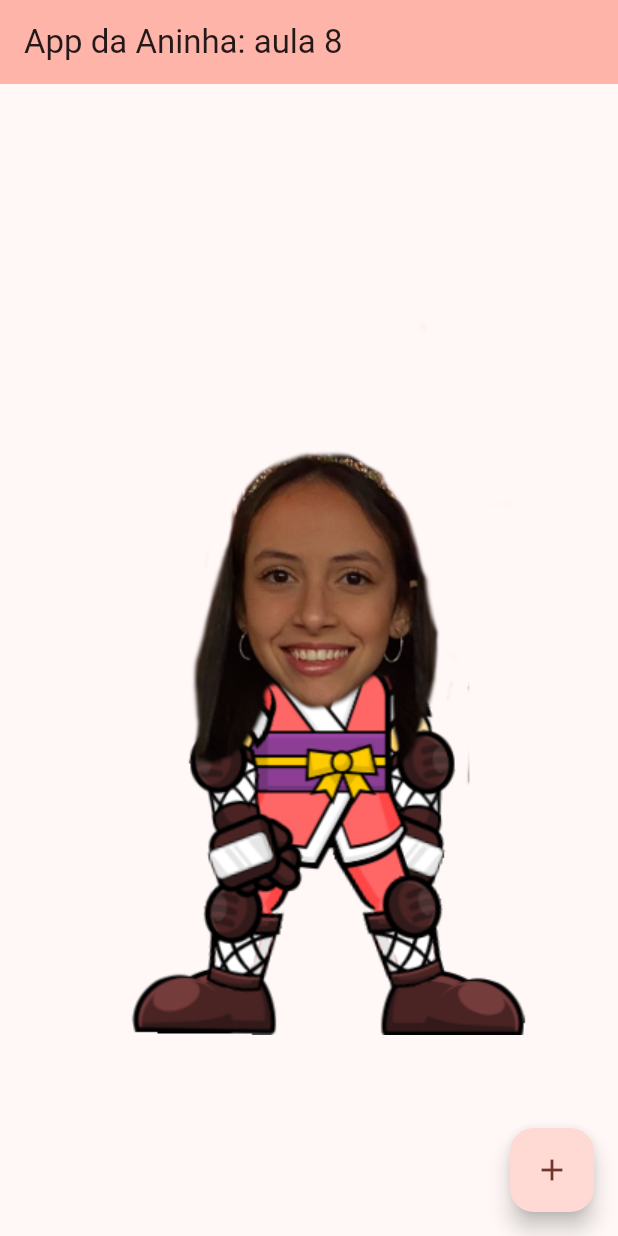
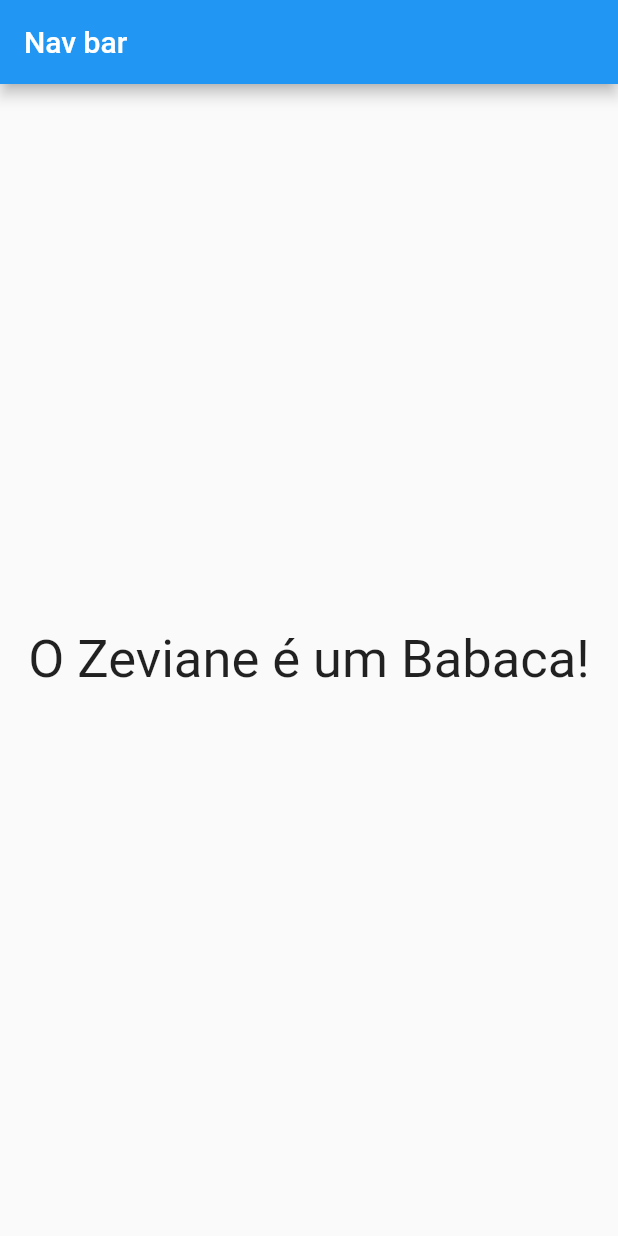
Before and after one commit to josevictormoreno/flutter-curso, a Flutter app: the screen it shows after launch, on a phone screen of 412 x 824 dp. Run offline on Flutter 3.47's test engine with Material 2 defaults, Android fonts, the phone set to English and light mode, and no system bars.

Commit message:
Cria main do zero, e corrige path do readme

```diff
--- a/my_app/lib/main.dart
+++ b/my_app/lib/main.dart
@@ -3,68 +3,33 @@ import 'package:flutter/material.dart';
 void main() {
   runApp(const MyApp());
 }
-// Aula de widgets numero 8
 
 class MyApp extends StatelessWidget {
   const MyApp({super.key});
 
   @override
   Widget build(BuildContext context) {
-    return MaterialApp(
-      title: 'Flutter Demo',
-      theme: ThemeData(
-        colorScheme: ColorScheme.fromSeed(seedColor: Colors.red),
-        useMaterial3: true,
-      ),
-      home: const MyHomePage(title: 'App da Aninha: aula 8'),
+    return const MaterialApp(
+      home: HomePage(),
     );
   }
 }
 
-class MyHomePage extends StatefulWidget {
-  const MyHomePage({super.key, required this.title});
-
-  final String title;
-
-  @override
-  State<MyHomePage> createState() => _MyHomePageState();
-}
-
-class _MyHomePageState extends State<MyHomePage> {
-  int _counter = 0;
-
-  void _incrementCounter() {
-    setState(() {
-      _counter++;
-    });
-  }
+class HomePage extends StatelessWidget {
+  const HomePage({super.key});
 
   @override
   Widget build(BuildContext context) {
-    // This method is rerun every time setState is called, for instance as done
-    // by the _incrementCounter method above.
-    //
-    // The Flutter framework has been optimized to make rerunning build methods
-    // fast, so that you can just rebuild anything that needs updating rather
-    // than having to individually change instances of widgets.
     return Scaffold(
-      appBar: AppBar(
-        // TRY THIS: Try changing the color here to a specific color (to
-        // Colors.amber, perhaps?) and trigger a hot reload to see the AppBar
-        // change color while the other colors stay the same.
-        backgroundColor: Theme.of(context).colorScheme.inversePrimary,
-        // Here we take the value from the MyHomePage object that was created by
-        // the App.build method, and use it to set our appbar title.
-        title: Text(widget.title),
-      ),
-      body: Center(
-        child: Image.asset('assets/Idle00.png'),
-      ),
-      floatingActionButton: FloatingActionButton(
-        onPressed: _incrementCounter,
-        tooltip: 'Increment',
-        child: const Icon(Icons.add),
-      ), // This trailing comma makes auto-formatting nicer for build methods.
+        appBar: AppBar(
+          title: Text('Nav bar'),
+        ),
+        body: Center(
+          child: Text(
+            'O Zeviane é um Babaca!',
+            style: TextStyle(fontSize: 35),
+          ),
+        )
     );
   }
 }
--- a/my_app/pubspec.yaml
+++ b/my_app/pubspec.yaml
@@ -59,8 +59,8 @@ flutter:
   uses-material-design: true
 
   # To add assets to your application, add an assets section, like this:
-  assets:
-    - assets/Idle00.png
+  # assets:
+  #   - images/a_dot_burr.jpeg
   #   - images/a_dot_ham.jpeg
 
   # An image asset can refer to one or more resolution-specific "variants", see
```
Also changed, not shown: my_app/assets/Idle00.png (deleted), 2 other files.
